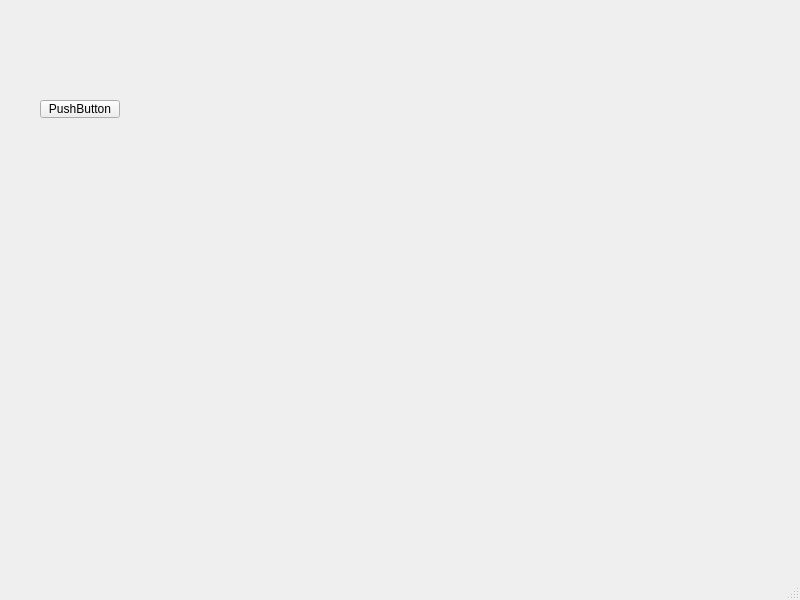
The window that mainwindow.ui (Brazonik/cs4076_project) describes before a commit, drawn with Qt 5.
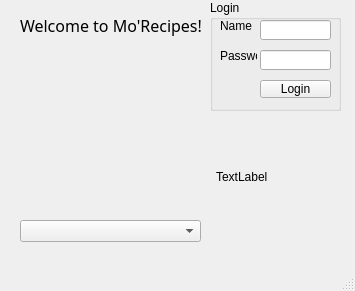
The same window after the commit.

```diff
--- a/mainwindow.ui
+++ b/mainwindow.ui
@@ -6,25 +6,139 @@
    <rect>
     <x>0</x>
     <y>0</y>
-    <width>800</width>
-    <height>600</height>
+    <width>355</width>
+    <height>291</height>
    </rect>
   </property>
   <property name="windowTitle">
    <string>MainWindow</string>
   </property>
   <widget class="QWidget" name="centralwidget">
-   <widget class="QPushButton" name="pushButton">
+   <widget class="QGroupBox" name="groupBox">
     <property name="geometry">
      <rect>
-      <x>40</x>
-      <y>100</y>
-      <width>80</width>
-      <height>18</height>
+      <x>210</x>
+      <y>0</y>
+      <width>131</width>
+      <height>111</height>
      </rect>
     </property>
+    <property name="title">
+     <string>Login</string>
+    </property>
+    <widget class="QLabel" name="label">
+     <property name="geometry">
+      <rect>
+       <x>10</x>
+       <y>20</y>
+       <width>37</width>
+       <height>12</height>
+      </rect>
+     </property>
+     <property name="text">
+      <string>Name</string>
+     </property>
+    </widget>
+    <widget class="QLabel" name="label_2">
+     <property name="geometry">
+      <rect>
+       <x>10</x>
+       <y>50</y>
+       <width>37</width>
+       <height>12</height>
+      </rect>
+     </property>
+     <property name="text">
+      <string>Password</string>
+     </property>
+    </widget>
+    <widget class="QLineEdit" name="lineEdit_password">
+     <property name="geometry">
+      <rect>
+       <x>50</x>
+       <y>20</y>
+       <width>71</width>
+       <height>20</height>
+      </rect>
+     </property>
+    </widget>
+    <widget class="QLineEdit" name="lineEdit_name">
+     <property name="geometry">
+      <rect>
+       <x>50</x>
+       <y>50</y>
+       <width>71</width>
+       <height>20</height>
+      </rect>
+     </property>
+    </widget>
+    <widget class="QPushButton" name="pushButton">
+     <property name="geometry">
+      <rect>
+       <x>50</x>
+       <y>80</y>
+       <width>71</width>
+       <height>18</height>
+      </rect>
+     </property>
+     <property name="text">
+      <string>Login</string>
+     </property>
+    </widget>
+   </widget>
+   <widget class="QLabel" name="picture1">
+    <property name="geometry">
+     <rect>
+      <x>20</x>
+      <y>50</y>
+      <width>181</width>
+      <height>191</height>
+     </rect>
+    </property>
     <property name="text">
-     <string>PushButton</string>
+     <string/>
+    </property>
+   </widget>
+   <widget class="QLabel" name="welcome_label">
+    <property name="geometry">
+     <rect>
+      <x>20</x>
+      <y>15</y>
+      <width>181</width>
+      <height>21</height>
+     </rect>
+    </property>
+    <property name="font">
+     <font>
+      <family>Viner Hand ITC</family>
+      <pointsize>12</pointsize>
+     </font>
+    </property>
+    <property name="text">
+     <string>Welcome to Mo'Recipes!!!</string>
+    </property>
+   </widget>
+   <widget class="QLabel" name="picture2">
+    <property name="geometry">
+     <rect>
+      <x>216</x>
+      <y>131</y>
+      <width>121</width>
+      <height>91</height>
+     </rect>
+    </property>
+    <property name="text">
+     <string>TextLabel</string>
+    </property>
+   </widget>
+   <widget class="QComboBox" name="comboBox">
+    <property name="geometry">
+     <rect>
+      <x>20</x>
+      <y>220</y>
+      <width>181</width>
+      <height>22</height>
+     </rect>
     </property>
    </widget>
   </widget>
```
Left out of the diff: 2 changed lines with no effect on the pictures.
